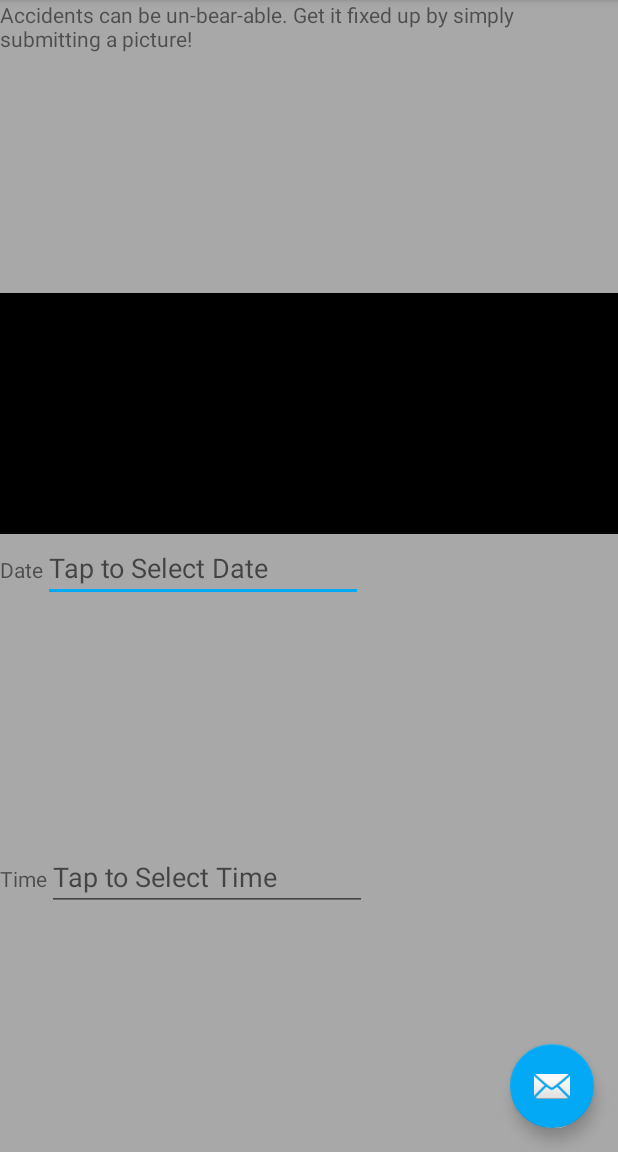
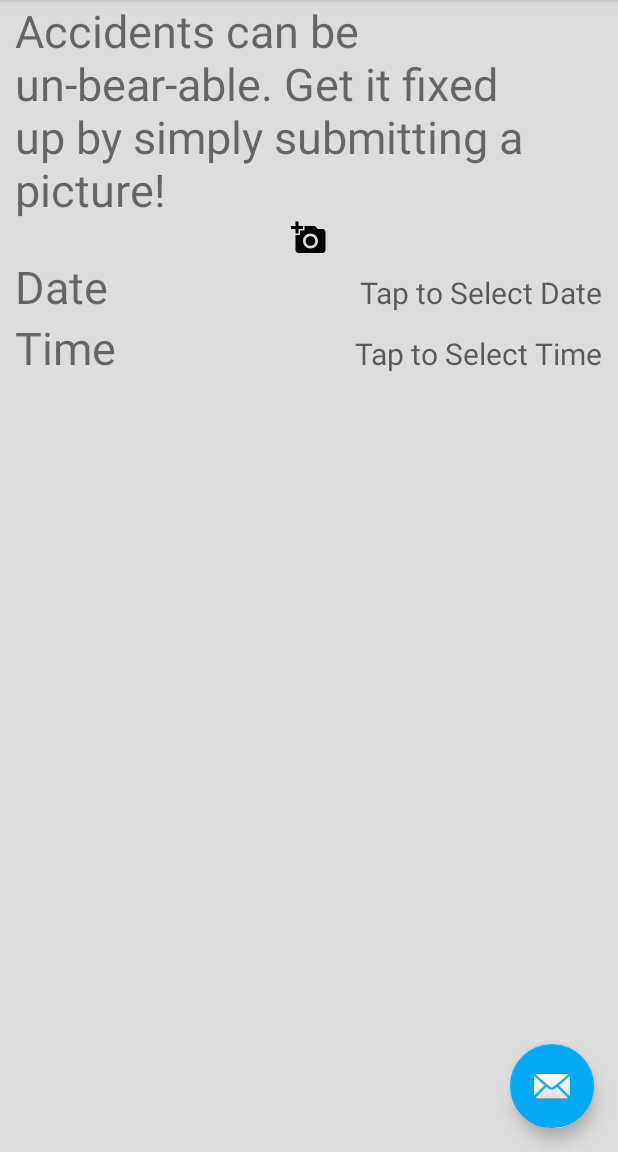
Before and after one commit to SorrGrif/FleetInsurance, an Android app: the screen it shows after launch (MainActivity), on a phone screen of 412 x 824 dp, the part 84-1236 px from its top. Run offline under Robolectric (Android 15) with nearby library versions, the light colour scheme and no system bars.

Commit message:
added basic layout and a popup datepicker for claims

```diff
--- a/FleetInsurance/app/src/main/java/faucher/paul/fleetinsurance/ClaimCreator.java
+++ b/FleetInsurance/app/src/main/java/faucher/paul/fleetinsurance/ClaimCreator.java
@@ -1,12 +1,19 @@
 package faucher.paul.fleetinsurance;
 
+import android.app.DatePickerDialog;
 import android.content.Context;
 import android.net.Uri;
 import android.os.Bundle;
 import android.support.v4.app.Fragment;
+import android.support.v4.widget.TextViewCompat;
 import android.view.LayoutInflater;
 import android.view.View;
 import android.view.ViewGroup;
+import android.widget.DatePicker;
+import android.widget.EditText;
+import android.widget.TextView;
+
+import java.util.Calendar;
 
 
 /**
@@ -26,6 +33,8 @@ public class ClaimCreator extends Fragment {
     // TODO: Rename and change types of parameters
     private String mParam1;
     private String mParam2;
+    TextView date;
+    TextView time;
 
     private OnFragmentInteractionListener mListener;
 
@@ -64,7 +73,35 @@ public class ClaimCreator extends Fragment {
     public View onCreateView(LayoutInflater inflater, ViewGroup container,
                              Bundle savedInstanceState) {
         // Inflate the layout for this fragment
-        return inflater.inflate(R.layout.fragment_claim_creation, container, false);
+        View view = inflater.inflate(R.layout.fragment_claim_creation, container, false);
+        date = (TextView) view.findViewById(R.id.DateValue);
+        time = (TextView) view.findViewById(R.id.TimeValue);
+
+        date.setOnClickListener(new View.OnClickListener() {
+            @Override
+            public void onClick(View view) {
+                Calendar currentDate = Calendar.getInstance();
+
+                DatePickerDialog datePicker = new DatePickerDialog(
+                        getActivity(),
+                        new DatePickerDialog.OnDateSetListener()
+                        {
+                            public void onDateSet(DatePicker datepicker, int selectedyear, int selectedmonth, int selectedday)
+                            {
+                                date.setText(selectedday + "/" + selectedmonth + "/" + selectedyear);
+                            }
+                        },
+                        currentDate.get(Calendar.YEAR),
+                        currentDate.get(Calendar.MONTH),
+                        currentDate.get(Calendar.DAY_OF_MONTH));
+
+                datePicker.setTitle("Select date");
+                datePicker.show();
+            }
+        });
+
+
+        return view;
     }
 
     // TODO: Rename method, update argument and hook method into UI event
--- /dev/null
+++ b/FleetInsurance/app/src/main/res/drawable/ic_add_a_photo_black_24dp.xml
@@ -0,0 +1,9 @@
+<vector xmlns:android="http://schemas.android.com/apk/res/android"
+        android:width="24dp"
+        android:height="24dp"
+        android:viewportWidth="24.0"
+        android:viewportHeight="24.0">
+    <path
+        android:fillColor="#FF000000"
+        android:pathData="M3,4L3,1h2v3h3v2L5,6v3L3,9L3,6L0,6L0,4h3zM6,10L6,7h3L9,4h7l1.83,2L21,6c1.1,0 2,0.9 2,2v12c0,1.1 -0.9,2 -2,2L5,22c-1.1,0 -2,-0.9 -2,-2L3,10h3zM13,19c2.76,0 5,-2.24 5,-5s-2.24,-5 -5,-5 -5,2.24 -5,5 2.24,5 5,5zM9.8,14c0,1.77 1.43,3.2 3.2,3.2s3.2,-1.43 3.2,-3.2 -1.43,-3.2 -3.2,-3.2 -3.2,1.43 -3.2,3.2z"/>
+</vector>
--- a/FleetInsurance/app/src/main/res/layout/content_main.xml
+++ b/FleetInsurance/app/src/main/res/layout/content_main.xml
@@ -7,6 +7,7 @@
     android:layout_height="match_parent"
     app:layout_behavior="@string/appbar_scrolling_view_behavior"
     tools:context="faucher.paul.fleetinsurance.MainActivity"
-    tools:showIn="@layout/app_bar_main">
+    tools:showIn="@layout/app_bar_main"
+    android:background="@color/backgroundColor">
 
 </RelativeLayout>
--- a/FleetInsurance/app/src/main/res/layout/fragment_claim_creation.xml
+++ b/FleetInsurance/app/src/main/res/layout/fragment_claim_creation.xml
@@ -4,8 +4,9 @@
     android:layout_width="match_parent"
     android:layout_height="match_parent"
     tools:context="faucher.paul.fleetinsurance.ClaimCreator"
-    android:background="@color/backgroundColor"
-    android:orientation="vertical">
+    android:orientation="vertical"
+    android:paddingLeft="10dp"
+    android:paddingRight="10dp">
 
 
     <TextView
@@ -13,60 +14,55 @@
         android:layout_width="wrap_content"
         android:layout_height="wrap_content"
         android:id="@+id/CreateClaimHeader"
-        android:layout_weight="1" />
+        android:textSize="@dimen/TitleTextSize" />
 
     <ImageView
         android:layout_width="match_parent"
         android:layout_height="wrap_content"
-        app:srcCompat="@android:color/black"
-        android:id="@+id/imageView2"
-        android:layout_weight="1" />
+        android:id="@+id/ClaimImage"
+        app:srcCompat="@drawable/ic_add_a_photo_black_24dp" />
 
     <LinearLayout
         android:orientation="horizontal"
-        android:layout_width="wrap_content"
-        android:layout_height="wrap_content"
-        android:layout_weight="1">
+        android:layout_width="match_parent"
+        android:layout_height="wrap_content">
 
         <TextView
             android:text="@string/Date"
             android:layout_width="wrap_content"
             android:layout_height="wrap_content"
             android:id="@+id/DateLabel"
+            android:textSize="@dimen/TitleTextSize"
             android:layout_weight="1" />
 
-        <EditText
+        <TextView
             android:layout_width="wrap_content"
             android:layout_height="wrap_content"
-            android:inputType="textPersonName"
-            android:ems="10"
             android:id="@+id/DateValue"
-            android:layout_weight="1"
-            android:hint="@string/SelectDateHint" />
+            android:hint="@string/SelectDateHint"
+            android:textSize="@dimen/TextSize" />
 
     </LinearLayout>
 
     <LinearLayout
         android:orientation="horizontal"
-        android:layout_width="wrap_content"
-        android:layout_height="wrap_content"
-        android:layout_weight="1">
+        android:layout_width="match_parent"
+        android:layout_height="wrap_content">
 
         <TextView
             android:text="@string/Time"
             android:layout_width="wrap_content"
             android:layout_height="wrap_content"
             android:id="@+id/TimeLabel"
+            android:textSize="@dimen/TitleTextSize"
             android:layout_weight="1" />
 
-        <EditText
+        <TextView
             android:layout_width="wrap_content"
             android:layout_height="wrap_content"
-            android:inputType="textPersonName"
-            android:ems="10"
             android:id="@+id/TimeValue"
-            android:layout_weight="1"
-            android:hint="@string/SelectTimeHint" />
+            android:hint="@string/SelectTimeHint"
+            android:textSize="@dimen/TextSize" />
 
     </LinearLayout>
 
--- a/FleetInsurance/app/src/main/res/values/colors.xml
+++ b/FleetInsurance/app/src/main/res/values/colors.xml
@@ -3,5 +3,5 @@
     <color name="colorPrimary">#2196F3</color>
     <color name="colorPrimaryDark">#1976D2</color>
     <color name="colorAccent">#03A9F4</color>
-    <color name="backgroundColor">#a8a8a8</color>
+    <color name="backgroundColor">#ddd</color>
 </resources>
--- a/FleetInsurance/app/src/main/res/values/dimens.xml
+++ b/FleetInsurance/app/src/main/res/values/dimens.xml
@@ -6,4 +6,6 @@
     <dimen name="activity_horizontal_margin">16dp</dimen>
     <dimen name="activity_vertical_margin">16dp</dimen>
     <dimen name="fab_margin">16dp</dimen>
+    <dimen name="TitleTextSize">30sp</dimen>
+    <dimen name="TextSize">20sp</dimen>
 </resources>
```
